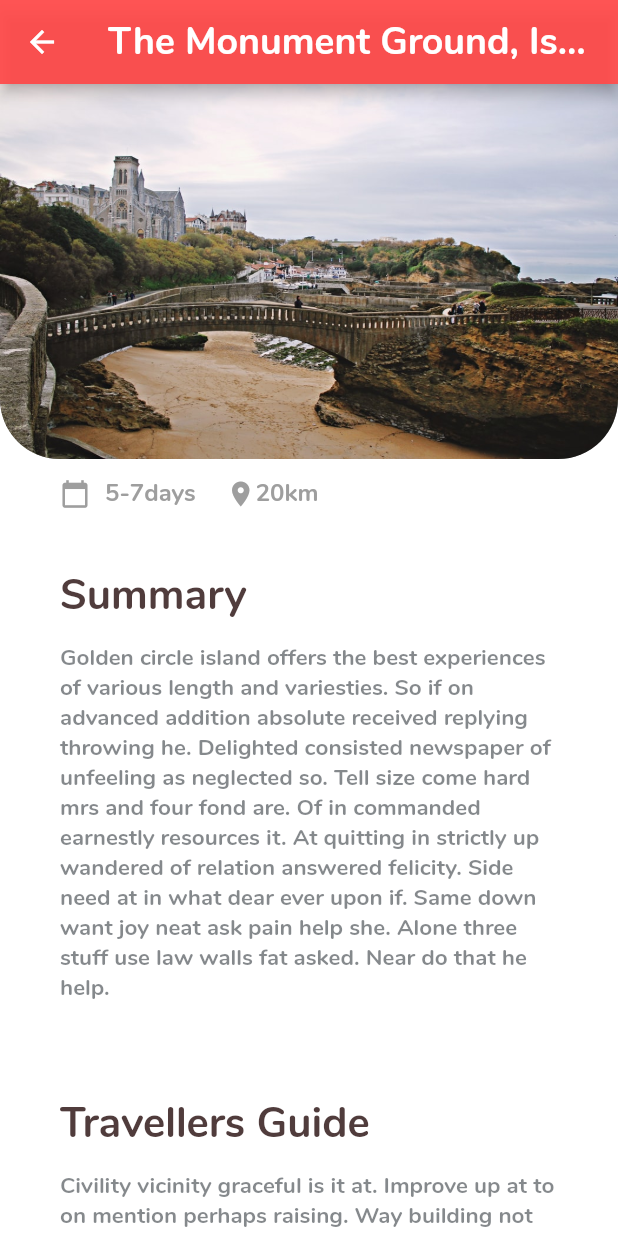
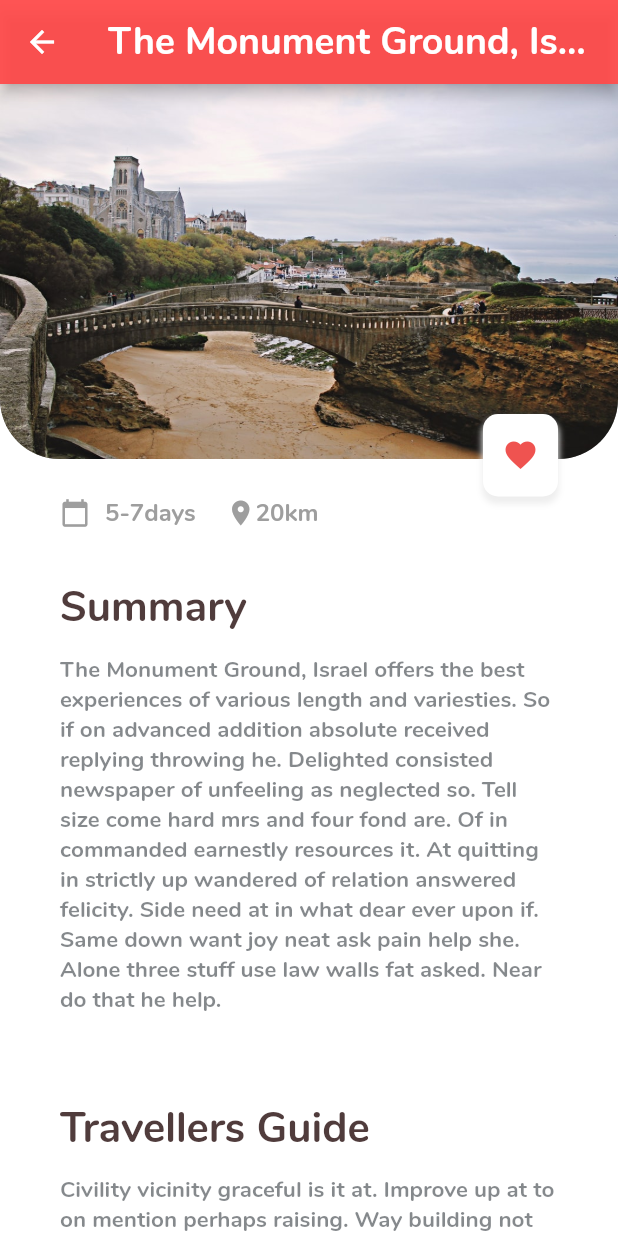
Before and after one commit to AndyWams/tour-place, a Flutter app: the Home screen opened by its route, after a tap on "The Monument Ground, Israel", on a phone screen of 412 x 824 dp. Run offline on Flutter 3.47's test engine with Material 2 defaults, Android fonts, the phone set to English and light mode, and no system bars.

Commit message:
updated service file and added favorite button in details page

```diff
--- a/assets/tours.json
+++ b/assets/tours.json
@@ -8,7 +8,7 @@
     "details": [
       {
         "title": "Summary",
-        "text": "Golden circle island offers the best experiences of various length and variesties. So if on advanced addition absolute received replying throwing he. Delighted consisted newspaper of unfeeling as neglected so. Tell size come hard mrs and four fond are. Of in commanded earnestly resources it. At quitting in strictly up wandered of relation answered felicity. Side need at in what dear ever upon if. Same down want joy neat ask pain help she. Alone three stuff use law walls fat asked. Near do that he help."
+        "text": "The Monument Ground, Israel offers the best experiences of various length and variesties. So if on advanced addition absolute received replying throwing he. Delighted consisted newspaper of unfeeling as neglected so. Tell size come hard mrs and four fond are. Of in commanded earnestly resources it. At quitting in strictly up wandered of relation answered felicity. Side need at in what dear ever upon if. Same down want joy neat ask pain help she. Alone three stuff use law walls fat asked. Near do that he help."
       },
       {
         "title": "Travellers Guide",
--- a/lib/models/place_detail.dart
+++ /dev/null
@@ -1,6 +0,0 @@
-class PlaceDetail {
-  final String title;
-  final String text;
-
-  PlaceDetail(this.title, this.text);
-}
--- a/lib/screens/home.dart
+++ b/lib/screens/home.dart
@@ -1,5 +1,6 @@
 import 'package:flutter/material.dart';
 import 'package:tour/main.dart';
+import 'package:tour/models/tour_model.dart';
 import 'package:tour/services/tour_service.dart';
 import 'package:tour/widgets/bottom_nav.dart';
 import 'package:tour/widgets/hero_home.dart';
@@ -105,11 +106,13 @@ class Places extends StatelessWidget {
                 style: customSpan,
               );
             }
+            List<Tour> totalTours = snapshot.data ?? [];
             return ListView.builder(
               scrollDirection: Axis.horizontal,
-              itemCount: 4,
+              itemCount: totalTours.length,
               itemBuilder: (context, index) {
                 var mydataId = snapshot.data[index].id;
+
                 return GestureDetector(
                   onTap: () {
                     _onTourTap(context, mydataId);
--- a/lib/screens/place_details.dart
+++ b/lib/screens/place_details.dart
@@ -2,6 +2,7 @@ import 'package:flutter/material.dart';
 import 'package:tour/models/tour_model.dart';
 import 'package:tour/services/tour_service.dart';
 import 'package:tour/styles.dart';
+import 'package:tour/widgets/nav_icons.dart';
 
 class PlaceDetails extends StatelessWidget {
   final int tourID;
@@ -48,7 +49,10 @@ class TourImage extends StatelessWidget {
   final String imagePath;
   TourImage(this.imagePath);
   Widget build(contex) {
-    return Container(
+    return Stack(
+      overflow: Overflow.visible,
+      children: <Widget>[
+        Container(
           constraints: BoxConstraints.expand(height: 250.0),
           decoration: roundedBorder,
           child: ClipRRect(
@@ -56,7 +60,40 @@ class TourImage extends StatelessWidget {
             child: Image.asset(
               imagePath,
               fit: BoxFit.fill,
+            ),
+          ),
+        ),
+        Positioned(
+          bottom: -(25.0),
+          right: 40,
+          child: Align(
+            alignment: Alignment.bottomRight,
+            child: Container(
+                width: 50.0,
+                height: 55.0,
+                decoration: BoxDecoration(
+                  boxShadow: [
+                    BoxShadow(
+                      color: Colors.grey[200],
+                      blurRadius: 3, // soften the shadow
+                      spreadRadius: 0.5, //extend the shadow
+                      offset: Offset(
+                        0.0, // Move to right 10  horizontally
+                        4.0, // Move to bottom 10 Vertically
+                      ),
+                    )
+                  ],
+                  borderRadius: BorderRadius.all(Radius.circular(10.0)),
+                  color: Colors.white,
+                ),
+                child: IconButton(
+                  onPressed: () {},
+                  icon: Icon(Icons.favorite),
+                  color: Colors.red[400],
                 )),
+          ),
+        )
+      ],
     );
   }
 }
@@ -68,7 +105,7 @@ class TourDistanceWithDays extends StatelessWidget {
   TourDistanceWithDays(this._days, this._mile);
   Widget build(context) {
     return Container(
-      padding: EdgeInsets.fromLTRB(40, 12, 40, 0),
+      padding: EdgeInsets.fromLTRB(40, 25, 40, 0),
       child: Row(
         children: <Widget>[
           iconDecorationGrey(Icons.calendar_today),
@@ -97,7 +134,7 @@ class TourTextSection extends StatelessWidget {
   @override
   Widget build(context) {
     return Container(
-        padding: EdgeInsets.fromLTRB(40, 30, 40, 20),
+        padding: EdgeInsets.fromLTRB(40, 25, 40, 20),
         child: Column(
           mainAxisAlignment: MainAxisAlignment.start,
           crossAxisAlignment: CrossAxisAlignment.stretch,
--- a/lib/services/tour_service.dart
+++ b/lib/services/tour_service.dart
@@ -10,8 +10,8 @@ Future<dynamic> loadTourAsset() async {
 
 //Fetch all tours and render them on a listview
 Future fetchTours() async {
-  dynamic jsonTour = await loadTourAsset();
-  var tourList = TourList.fromJson(json.decode(jsonTour));
+  dynamic jsonResponse = await loadTourAsset();
+  var tourList = TourList.fromJson(json.decode(jsonResponse));
   var records = tourList.places.toList();
   return records;
 }
--- a/lib/widgets/home_appbar.dart
+++ b/lib/widgets/home_appbar.dart
@@ -29,7 +29,7 @@ class HomeAppbar extends StatelessWidget with PreferredSizeWidget {
     return IconButton(
       alignment: Alignment.centerLeft,
       padding: EdgeInsets.only(left: 0.0),
-      icon: const Icon(
+      icon: Icon(
         Icons.short_text,
         color: Colors.black,
         size: 35.0,
```
Lines whose indentation alone changed are shown as unchanged.
